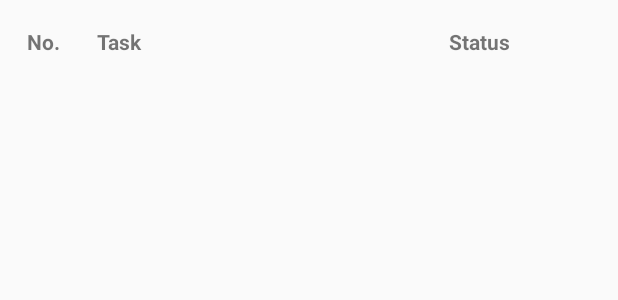
After one commit to bkumarbasant7/ETO_Gruppe_Assignment, an Android app built with Jetpack Compose: the layout header_layout.xml on its own in the app's theme, with its tools: preview values and no code run, on a phone screen of 412 x 824 dp. The commit adds this screen. Shown: the top 300 px of the screen. Run offline under Robolectric (Android 15) with nearby library versions, the phone set to English and light mode, and no system bars.

Commit message:
with xml changes

```diff
--- a/app/build.gradle
+++ b/app/build.gradle
@@ -41,6 +41,8 @@ android {
     }
     buildFeatures {
         compose true
+        dataBinding true
+        viewBinding true
     }
     composeOptions {
         kotlinCompilerExtensionVersion '1.2.0'
@@ -63,6 +65,9 @@ dependencies {
 
     implementation "androidx.room:room-runtime:2.5.1"
     implementation "androidx.room:room-ktx:2.5.1"
+    implementation 'androidx.appcompat:appcompat:1.6.1'
+    implementation 'com.google.android.material:material:1.4.0'
+    implementation 'androidx.constraintlayout:constraintlayout:2.1.4'
     kapt "androidx.room:room-compiler:2.5.1"
 
     implementation 'com.squareup.retrofit2:retrofit:2.9.0'
--- a/app/src/main/java/com/manage/eto_assignment/viewmodels/MainViewModel.kt
+++ b/app/src/main/java/com/manage/eto_assignment/viewmodels/MainViewModel.kt
@@ -4,6 +4,8 @@ import android.content.ContentValues.TAG
 import android.util.Log
 import androidx.compose.runtime.MutableState
 import androidx.compose.runtime.mutableStateOf
+import androidx.lifecycle.LiveData
+import androidx.lifecycle.MutableLiveData
 import androidx.lifecycle.ViewModel
 import androidx.lifecycle.viewModelScope
 import com.manage.eto_assignment.data.repository.TaskRepository
@@ -18,6 +20,7 @@ import kotlinx.coroutines.withContext
 class MainViewModel(private val repository: TaskRepository) : ViewModel() {
 
     val allAvailableTask:MutableState<List<TaskUiState>> = mutableStateOf(emptyList())
+    val allAvailableTaskObservable:MutableLiveData<List<TaskUiState>> by lazy { MutableLiveData<List<TaskUiState>>() }
     fun loadData(){
         viewModelScope.launch {
             withContext(Dispatchers.IO){
@@ -26,6 +29,7 @@ class MainViewModel(private val repository: TaskRepository) : ViewModel() {
                     repository.allTaskObservable.collectLatest {
                         Log.d(TAG, "loadData: ${it.size}")
                         allAvailableTask.value = it.toTaskUiState()
+                        allAvailableTaskObservable.postValue(it.toTaskUiState())
                     }
 
                 }catch (e:Exception){
--- /dev/null
+++ b/app/src/main/res/drawable/baseline_more_vert_24.xml
@@ -0,0 +1,5 @@
+<vector android:height="24dp" android:tint="#000000"
+    android:viewportHeight="24" android:viewportWidth="24"
+    android:width="24dp" xmlns:android="http://schemas.android.com/apk/res/android">
+    <path android:fillColor="@android:color/white" android:pathData="M12,8c1.1,0 2,-0.9 2,-2s-0.9,-2 -2,-2 -2,0.9 -2,2 0.9,2 2,2zM12,10c-1.1,0 -2,0.9 -2,2s0.9,2 2,2 2,-0.9 2,-2 -0.9,-2 -2,-2zM12,16c-1.1,0 -2,0.9 -2,2s0.9,2 2,2 2,-0.9 2,-2 -0.9,-2 -2,-2z"/>
+</vector>
--- /dev/null
+++ b/app/src/main/res/layout/header_layout.xml
@@ -0,0 +1,38 @@
+<?xml version="1.0" encoding="utf-8"?>
+<layout xmlns:android="http://schemas.android.com/apk/res/android">
+
+    <data>
+
+    </data>
+
+    <androidx.appcompat.widget.LinearLayoutCompat
+        android:orientation="horizontal"
+        android:weightSum="8"
+        android:padding="10dp"
+        android:layout_margin="8dp"
+        android:layout_width="match_parent"
+        android:layout_height="wrap_content">
+
+        <TextView
+            android:text="No."
+            android:textStyle="bold"
+            android:layout_weight="1"
+            android:layout_width="0dp"
+            android:layout_height="wrap_content" />
+
+        <TextView
+            android:text="Task"
+            android:textStyle="bold"
+            android:layout_weight="5"
+            android:layout_width="0dp"
+            android:layout_height="wrap_content" />
+
+        <TextView
+            android:text="Status"
+            android:textStyle="bold"
+            android:layout_weight="2"
+            android:layout_width="0dp"
+            android:layout_height="wrap_content" />
+
+    </androidx.appcompat.widget.LinearLayoutCompat>
+</layout>
--- a/app/src/main/res/values/colors.xml
+++ b/app/src/main/res/values/colors.xml
@@ -7,4 +7,6 @@
     <color name="teal_700">#FF018786</color>
     <color name="black">#FF000000</color>
     <color name="white">#FFFFFFFF</color>
+    <color name="pending_color">#FBD8D8</color>
+    <color name="complete_color">#D6E6CA</color>
 </resources>
--- a/app/src/main/res/values/strings.xml
+++ b/app/src/main/res/values/strings.xml
@@ -1,3 +1,5 @@
 <resources>
     <string name="app_name">ETO_Assignment</string>
+    <string name="task">Task</string>
+    <string name="no_wrap">%d.</string>
 </resources>
--- a/app/src/main/res/values/themes.xml
+++ b/app/src/main/res/values/themes.xml
@@ -1,6 +1,9 @@
 <?xml version="1.0" encoding="utf-8"?>
 <resources>
 
+    <style name="AppTheme" parent="Theme.MaterialComponents.Light.DarkActionBar">
+        <item name="android:statusBarColor">@color/white</item>
+    </style>
     <style name="Theme.ETO_Assignment" parent="android:Theme.Material.Light.NoActionBar">
         <item name="android:statusBarColor">@color/purple_700</item>
     </style>
```
Also changed, not shown: app/src/main/AndroidManifest.xml (+6 -2 lines), app/src/main/java/com/manage/eto_assignment/MainActivity.kt (+5 -4 lines), app/src/main/java/com/manage/eto_assignment/TaskActivity.kt (added, +48 -0 lines), app/src/main/java/com/manage/eto_assignment/adapter/TaskAdapter.kt (added, +149 -0 lines), app/src/main/java/com/manage/eto_assignment/ui/state/TaskUiState.kt (+17 -3 lines), app/src/main/res/layout/activity_task.xml (added, +21 -0 lines), app/src/main/res/layout/task_item_layout.xml (added, +63 -0 lines), app/src/main/res/menu/task_menu.xml (added, +10 -0 lines), app/src/main/res/values/arrays.xml (added, +7 -0 lines).
